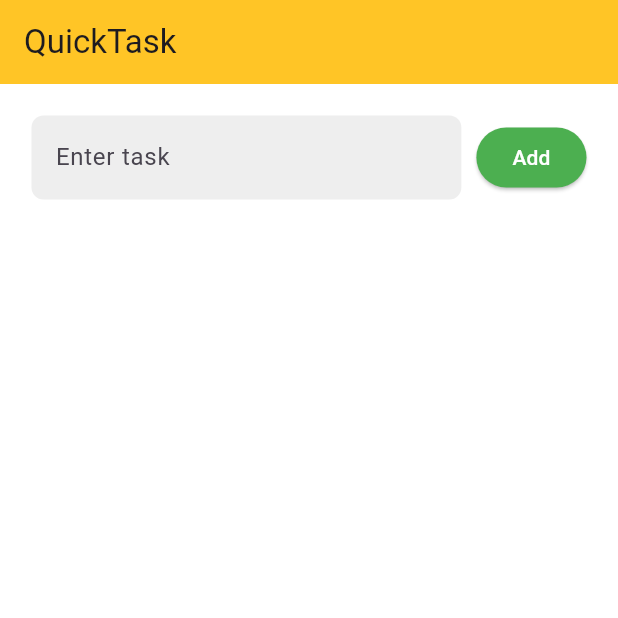
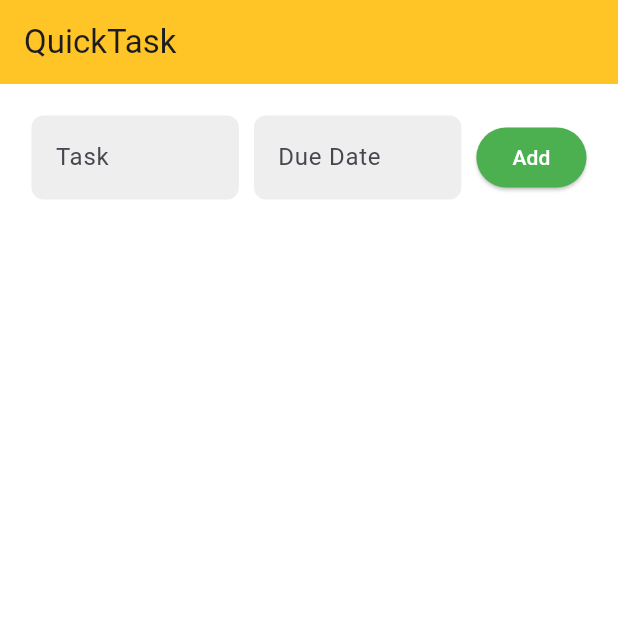
Before and after one commit to sumeetgodse/quicktask, a Flutter app: the screen it shows after launch, after a tap on "Add", on a phone screen of 412 x 824 dp, the top half of it. Run offline on Flutter 3.47's test engine with Material 3 defaults, Android fonts, the phone set to English and light mode, and no system bars; our stand-ins replace flutter_dotenv, parse_server_sdk_flutter; network calls fail; statements that could not run were skipped.

Commit message:
feat : add due date

```diff
--- a/lib/main.dart
+++ b/lib/main.dart
@@ -28,6 +28,7 @@ class TodoApp extends StatefulWidget {
 class _TodoAppState extends State<TodoApp> {
   List<ParseObject> tasks = [];
   TextEditingController taskController = TextEditingController();
+  TextEditingController dueDateController = TextEditingController();
 
   @override
   void initState() {
@@ -75,7 +76,22 @@ class _TodoAppState extends State<TodoApp> {
             child: TextField(
               controller: taskController,
               decoration: InputDecoration(
-                hintText: 'Enter task',
+                hintText: 'Task',
+                filled: true,
+                fillColor: Colors.grey[200],
+                border: OutlineInputBorder(
+                  borderRadius: BorderRadius.circular(8),
+                  borderSide: BorderSide.none,
+                ),
+              ),
+            ),
+          ),
+          const SizedBox(width: 10),
+          Expanded(
+            child: TextField(
+              controller: dueDateController,
+              decoration: InputDecoration(
+                hintText: 'Due Date',
                 filled: true,
                 fillColor: Colors.grey[200],
                 border: OutlineInputBorder(
@@ -89,9 +105,8 @@ class _TodoAppState extends State<TodoApp> {
           ElevatedButton(
             onPressed: addTodo,
             style: ButtonStyle(
-              backgroundColor: WidgetStateProperty.all<Color>(Colors.green),
-                foregroundColor:
-                    WidgetStateProperty.all<Color>(Colors.white)),
+                backgroundColor: WidgetStateProperty.all<Color>(Colors.green),
+                foregroundColor: WidgetStateProperty.all<Color>(Colors.white)),
             child: const Text('Add'),
           ),
         ],
@@ -105,6 +120,7 @@ class _TodoAppState extends State<TodoApp> {
       itemBuilder: (context, index) {
         final varTodo = tasks[index];
         final varTitle = varTodo.get('title') ?? '';
+        final varDueDate = varTodo.get('dueDate') ?? '';
         bool done = varTodo.get<bool>('done') ?? false;
 
         return ListTile(
@@ -113,14 +129,16 @@ class _TodoAppState extends State<TodoApp> {
               Checkbox(
                 value: done,
                 onChanged: (newValue) {
-                  updateTodo(index, newValue!);
+                  updateTodo(index, newValue!, varTitle, varDueDate);
                 },
               ),
               Expanded(child: Text(varTitle)),
+              Expanded(child: Text(varDueDate)),
             ],
           ),
           trailing: IconButton(
-            icon: const Icon(Icons.delete,color: Color.fromARGB(255, 255, 0, 0)),
+            icon:
+                const Icon(Icons.delete, color: Color.fromARGB(255, 255, 0, 0)),
             onPressed: () {
               deleteTodo(index, varTodo.objectId!);
             },
@@ -132,9 +150,11 @@ class _TodoAppState extends State<TodoApp> {
 
   Future<void> addTodo() async {
     String task = taskController.text.trim();
-    if (task.isNotEmpty) {
+    String dueDate = dueDateController.text.trim();
+    if (task.isNotEmpty && dueDate.isNotEmpty) {
       var todo = ParseObject('Todo')
         ..set('title', task)
+        ..set('dueDate', dueDate)
         ..set('done', false);
 
       var response = await todo.save();
@@ -144,18 +164,22 @@ class _TodoAppState extends State<TodoApp> {
           tasks.add(todo);
         });
         taskController.clear();
+        dueDateController.clear();
       } else {
         // Handle error
       }
     }
   }
 
-  Future<void> updateTodo(int index, bool done) async {
+  Future<void> updateTodo(
+      int index, bool done, String varTitle, String varDueDate) async {
     final varTodo = tasks[index];
     final String id = varTodo.objectId.toString();
 
     var todo = ParseObject('Todo')
       ..objectId = id
+      ..set('title', varTitle)
+      ..set('dueDate', varDueDate)
       ..set('done', done);
 
     var response = await todo.save();
```
